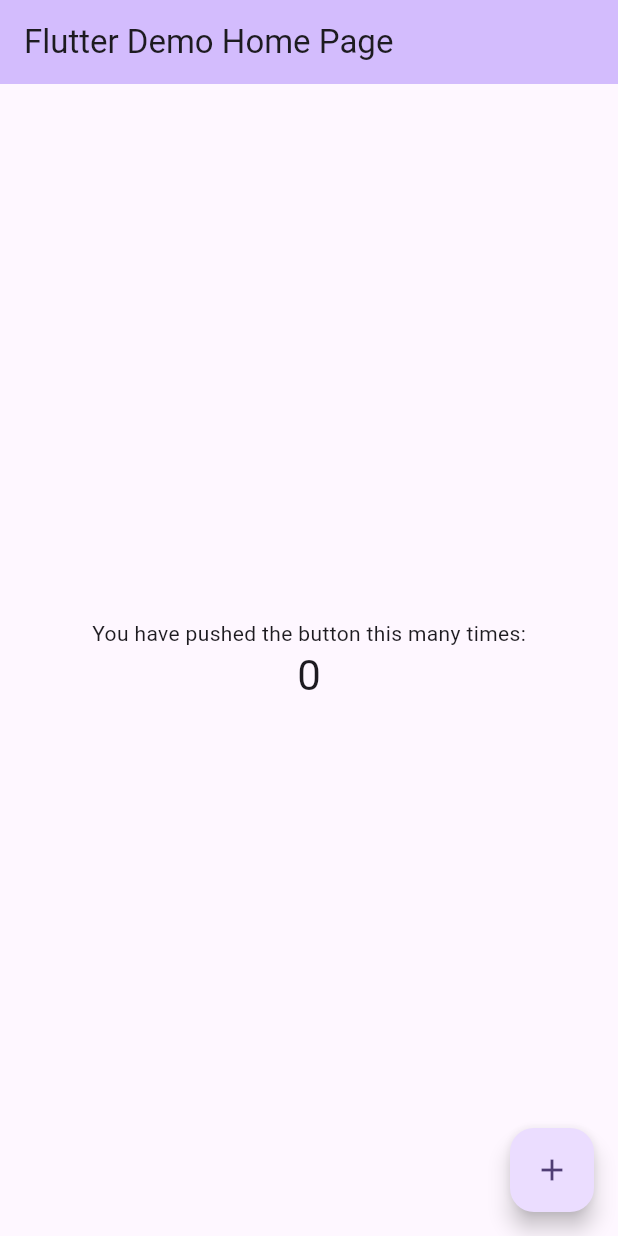
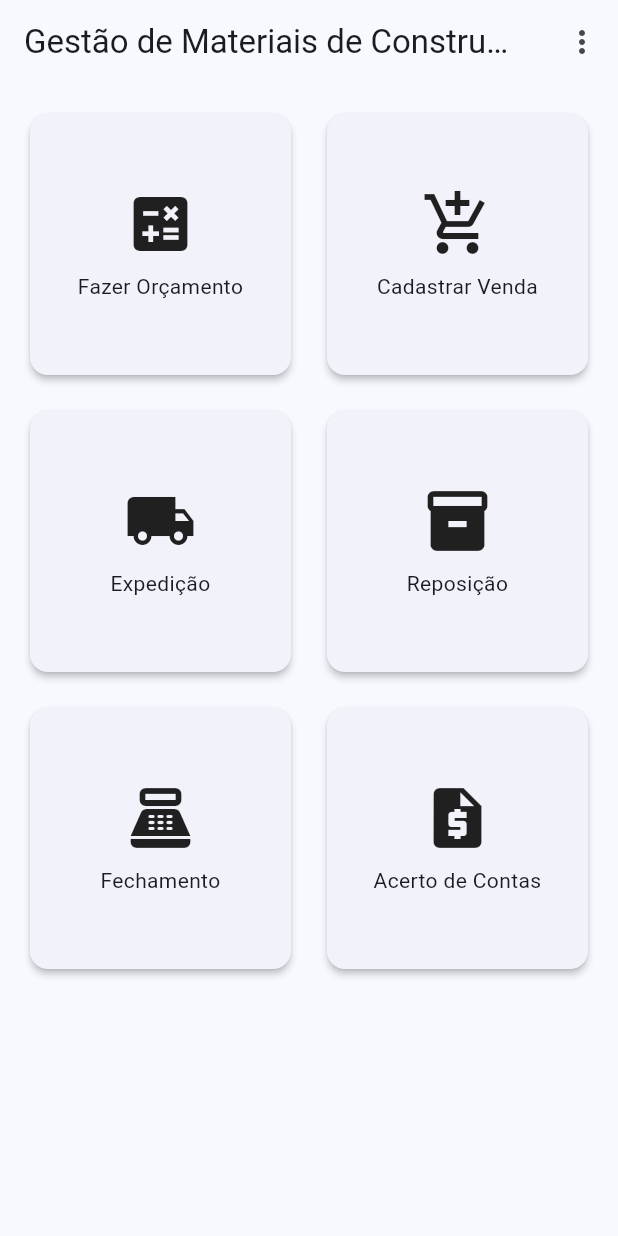
Before and after one commit to RodolfoJSCampos/general-store-management-system, a Flutter app: the screen it shows after launch, on a phone screen of 412 x 824 dp. Run offline on Flutter 3.47's test engine with Material 3 defaults, Android fonts, the phone set to English and light mode, and no system bars.

Commit message:
feat: add home screen and base app structure

```diff
--- /dev/null
+++ b/app/gsms/lib/app/app.dart
@@ -0,0 +1,32 @@
+import 'package:flutter/material.dart';
+import 'package:gsms/app/theme_notifier.dart';
+import 'package:gsms/common/routes/app_routes.dart';
+import 'package:provider/provider.dart';
+
+class App extends StatelessWidget {
+  const App({super.key});
+
+  @override
+  Widget build(BuildContext context) {
+    return Consumer<ThemeNotifier>(
+      builder: (context, themeNotifier, child) {
+        return MaterialApp(
+          title: 'General Store Management System',
+          theme: ThemeData(
+            colorSchemeSeed: Colors.blue,
+            useMaterial3: true,
+            brightness: Brightness.light,
+          ),
+          darkTheme: ThemeData(
+            colorSchemeSeed: Colors.blue,
+            useMaterial3: true,
+            brightness: Brightness.dark,
+          ),
+          themeMode: themeNotifier.themeMode,
+          initialRoute: '/',
+          routes: AppRoutes.routes,
+        );
+      },
+    );
+  }
+}
--- /dev/null
+++ b/app/gsms/lib/app/theme_notifier.dart
@@ -0,0 +1,12 @@
+import 'package:flutter/material.dart';
+
+class ThemeNotifier extends ChangeNotifier {
+  ThemeMode _themeMode = ThemeMode.system;
+
+  ThemeMode get themeMode => _themeMode;
+
+  void setThemeMode(ThemeMode mode) {
+    _themeMode = mode;
+    notifyListeners();
+  }
+}
--- /dev/null
+++ b/app/gsms/lib/common/routes/app_routes.dart
@@ -0,0 +1,30 @@
+import 'package:flutter/material.dart';
+import 'package:gsms/features/fazer_orcamento/fazer_orcamento_page.dart';
+import 'package:gsms/features/home/home_page.dart';
+import 'package:gsms/features/cadastrar_venda/cadastrar_venda_page.dart';
+import 'package:gsms/features/expedicao/expedicao_page.dart';
+import 'package:gsms/features/reposicao/reposicao_page.dart';
+import 'package:gsms/features/fechamento/fechamento_page.dart';
+import 'package:gsms/features/acerto_contas/acerto_contas_page.dart';
+
+class AppRoutes {
+  static const String home = '/';
+  static const String fazerOrcamento = '/fazer_orcamento';
+  static const String cadastrarVenda = '/cadastrar_venda';
+  static const String expedicao = '/expedicao';
+  static const String reposicao = '/reposicao';
+  static const String fechamento = '/fechamento';
+  static const String acertoContas = '/acerto_contas';
+
+  static Map<String, WidgetBuilder> get routes {
+    return {
+      home: (context) => const HomePage(),
+      fazerOrcamento: (context) => const FazerOrcamentoPage(),
+      cadastrarVenda: (context) => const CadastrarVendaPage(),
+      expedicao: (context) => const ExpedicaoPage(),
+      reposicao: (context) => const ReposicaoPage(),
+      fechamento: (context) => const FechamentoPage(),
+      acertoContas: (context) => const AcertoContasPage(),
+    };
+  }
+}
--- /dev/null
+++ b/app/gsms/lib/common/widgets/feature_button.dart
@@ -0,0 +1,37 @@
+import 'package:flutter/material.dart';
+
+class FeatureButton extends StatelessWidget {
+  const FeatureButton({
+    super.key,
+    required this.title,
+    required this.icon,
+    required this.routeName,
+  });
+
+  final String title;
+  final IconData icon;
+  final String routeName;
+
+  @override
+  Widget build(BuildContext context) {
+    return Card(
+      elevation: 2,
+      child: InkWell(
+        onTap: () {
+          Navigator.pushNamed(context, routeName);
+        },
+        child: Column(
+          mainAxisAlignment: MainAxisAlignment.center,
+          children: [
+            Icon(icon, size: 48),
+            const SizedBox(height: 8),
+            Text(
+              title,
+              textAlign: TextAlign.center,
+            ),
+          ],
+        ),
+      ),
+    );
+  }
+}
--- /dev/null
+++ b/app/gsms/lib/features/acerto_contas/acerto_contas_page.dart
@@ -0,0 +1,17 @@
+import 'package:flutter/material.dart';
+
+class AcertoContasPage extends StatelessWidget {
+  const AcertoContasPage({super.key});
+
+  @override
+  Widget build(BuildContext context) {
+    return Scaffold(
+      appBar: AppBar(
+        title: const Text('Acerto de Contas'),
+      ),
+      body: const Center(
+        child: Text('Página de Acerto de Contas'),
+      ),
+    );
+  }
+}
--- /dev/null
+++ b/app/gsms/lib/features/home/home_page.dart
@@ -0,0 +1,113 @@
+import 'package:flutter/material.dart';
+import 'package:gsms/app/theme_notifier.dart';
+import 'package:gsms/common/routes/app_routes.dart';
+import 'package:gsms/common/widgets/feature_button.dart';
+import 'package:provider/provider.dart';
+
+class HomePage extends StatelessWidget {
+  const HomePage({super.key});
+
+  @override
+  Widget build(BuildContext context) {
+    return Scaffold(
+      appBar: AppBar(
+        title: const Text('Gestão de Materiais de Construção'),
+        actions: [
+          PopupMenuButton<ThemeMode>(
+            onSelected: (ThemeMode mode) {
+              Provider.of<ThemeNotifier>(context, listen: false)
+                  .setThemeMode(mode);
+            },
+            itemBuilder: (BuildContext context) => <PopupMenuEntry<ThemeMode>>[
+              const PopupMenuItem<ThemeMode>(
+                value: ThemeMode.light,
+                child: Text('Light Mode'),
+              ),
+              const PopupMenuItem<ThemeMode>(
+                value: ThemeMode.dark,
+                child: Text('Dark Mode'),
+              ),
+              const PopupMenuItem<ThemeMode>(
+                value: ThemeMode.system,
+                child: Text('System Default'),
+              ),
+            ],
+          ),
+        ],
+      ),
+      body: LayoutBuilder(
+        builder: (context, constraints) {
+          const int itemCount = 6;
+          const double padding = 16;
+          final double screenWidth = constraints.maxWidth;
+          final double screenHeight = constraints.maxHeight;
+
+          int crossAxisCount;
+          double childAspectRatio;
+
+          if (screenWidth < screenHeight) {
+            // Portrait or square
+            crossAxisCount = 2;
+            double itemWidth =
+                (screenWidth - (crossAxisCount + 1) * padding) / crossAxisCount;
+            childAspectRatio = itemWidth / itemWidth;
+          } else {
+            // Landscape
+            crossAxisCount = 3;
+            double itemWidth =
+                (screenWidth - (crossAxisCount + 1) * padding) / crossAxisCount;
+            double itemHeight = (screenHeight - 3 * padding) / 2;
+            childAspectRatio = itemWidth / itemHeight;
+          }
+
+          final List<Widget> featureButtons = [
+            const FeatureButton(
+              title: 'Fazer Orçamento',
+              icon: Icons.calculate,
+              routeName: AppRoutes.fazerOrcamento,
+            ),
+            const FeatureButton(
+              title: 'Cadastrar Venda',
+              icon: Icons.add_shopping_cart,
+              routeName: AppRoutes.cadastrarVenda,
+            ),
+            const FeatureButton(
+              title: 'Expedição',
+              icon: Icons.local_shipping,
+              routeName: AppRoutes.expedicao,
+            ),
+            const FeatureButton(
+              title: 'Reposição',
+              icon: Icons.inventory,
+              routeName: AppRoutes.reposicao,
+            ),
+            const FeatureButton(
+              title: 'Fechamento',
+              icon: Icons.point_of_sale,
+              routeName: AppRoutes.fechamento,
+            ),
+            const FeatureButton(
+              title: 'Acerto de Contas',
+              icon: Icons.request_quote,
+              routeName: AppRoutes.acertoContas,
+            ),
+          ];
+
+          return GridView.builder(
+            padding: const EdgeInsets.all(padding),
+            itemCount: itemCount,
+            gridDelegate: SliverGridDelegateWithFixedCrossAxisCount(
+              crossAxisCount: crossAxisCount,
+              crossAxisSpacing: padding,
+              mainAxisSpacing: padding,
+              childAspectRatio: childAspectRatio,
+            ),
+            itemBuilder: (context, index) {
+              return featureButtons[index];
+            },
+          );
+        },
+      ),
+    );
+  }
+}
--- a/app/gsms/lib/main.dart
+++ b/app/gsms/lib/main.dart
@@ -1,122 +1,13 @@
 import 'package:flutter/material.dart';
+import 'package:gsms/app/app.dart';
+import 'package:gsms/app/theme_notifier.dart';
+import 'package:provider/provider.dart';
 
 void main() {
-  runApp(const MyApp());
+  runApp(
+    ChangeNotifierProvider(
+      create: (_) => ThemeNotifier(),
+      child: const App(),
+    ),
+  );
 }
-
-class MyApp extends StatelessWidget {
-  const MyApp({super.key});
-
-  // This widget is the root of your application.
-  @override
-  Widget build(BuildContext context) {
-    return MaterialApp(
-      title: 'Flutter Demo',
-      theme: ThemeData(
-        // This is the theme of your application.
-        //
-        // TRY THIS: Try running your application with "flutter run". You'll see
-        // the application has a purple toolbar. Then, without quitting the app,
-        // try changing the seedColor in the colorScheme below to Colors.green
-        // and then invoke "hot reload" (save your changes or press the "hot
-        // reload" button in a Flutter-supported IDE, or press "r" if you used
-        // the command line to start the app).
-        //
-        // Notice that the counter didn't reset back to zero; the application
-        // state is not lost during the reload. To reset the state, use hot
-        // restart instead.
-        //
-        // This works for code too, not just values: Most code changes can be
-        // tested with just a hot reload.
-        colorScheme: ColorScheme.fromSeed(seedColor: Colors.deepPurple),
-      ),
-      home: const MyHomePage(title: 'Flutter Demo Home Page'),
-    );
-  }
-}
-
-class MyHomePage extends StatefulWidget {
-  const MyHomePage({super.key, required this.title});
-
-  // This widget is the home page of your application. It is stateful, meaning
-  // that it has a State object (defined below) that contains fields that affect
-  // how it looks.
-
-  // This class is the configuration for the state. It holds the values (in this
-  // case the title) provided by the parent (in this case the App widget) and
-  // used by the build method of the State. Fields in a Widget subclass are
-  // always marked "final".
-
-  final String title;
-
-  @override
-  State<MyHomePage> createState() => _MyHomePageState();
-}
-
-class _MyHomePageState extends State<MyHomePage> {
-  int _counter = 0;
-
-  void _incrementCounter() {
-    setState(() {
-      // This call to setState tells the Flutter framework that something has
-      // changed in this State, which causes it to rerun the build method below
-      // so that the display can reflect the updated values. If we changed
-      // _counter without calling setState(), then the build method would not be
-      // called again, and so nothing would appear to happen.
-      _counter++;
-    });
-  }
-
-  @override
-  Widget build(BuildContext context) {
-    // This method is rerun every time setState is called, for instance as done
-    // by the _incrementCounter method above.
-    //
-    // The Flutter framework has been optimized to make rerunning build methods
-    // fast, so that you can just rebuild anything that needs updating rather
-    // than having to individually change instances of widgets.
-    return Scaffold(
-      appBar: AppBar(
-        // TRY THIS: Try changing the color here to a specific color (to
-        // Colors.amber, perhaps?) and trigger a hot reload to see the AppBar
-        // change color while the other colors stay the same.
-        backgroundColor: Theme.of(context).colorScheme.inversePrimary,
-        // Here we take the value from the MyHomePage object that was created by
-        // the App.build method, and use it to set our appbar title.
-        title: Text(widget.title),
-      ),
-      body: Center(
-        // Center is a layout widget. It takes a single child and positions it
-        // in the middle of the parent.
-        child: Column(
-          // Column is also a layout widget. It takes a list of children and
-          // arranges them vertically. By default, it sizes itself to fit its
-          // children horizontally, and tries to be as tall as its parent.
-          //
-          // Column has various properties to control how it sizes itself and
-          // how it positions its children. Here we use mainAxisAlignment to
-          // center the children vertically; the main axis here is the vertical
-          // axis because Columns are vertical (the cross axis would be
-          // horizontal).
-          //
-          // TRY THIS: Invoke "debug painting" (choose the "Toggle Debug Paint"
-          // action in the IDE, or press "p" in the console), to see the
-          // wireframe for each widget.
-          mainAxisAlignment: MainAxisAlignment.center,
-          children: <Widget>[
-            const Text('You have pushed the button this many times:'),
-            Text(
-              '$_counter',
-              style: Theme.of(context).textTheme.headlineMedium,
-            ),
-          ],
-        ),
-      ),
-      floatingActionButton: FloatingActionButton(
-        onPressed: _incrementCounter,
-        tooltip: 'Increment',
-        child: const Icon(Icons.add),
-      ), // This trailing comma makes auto-formatting nicer for build methods.
-    );
-  }
-}
--- a/app/gsms/pubspec.yaml
+++ b/app/gsms/pubspec.yaml
@@ -34,6 +34,7 @@ dependencies:
   # The following adds the Cupertino Icons font to your application.
   # Use with the CupertinoIcons class for iOS style icons.
   cupertino_icons: ^1.0.8
+  provider: ^6.1.5+1
 
 dev_dependencies:
   flutter_test:
```
Also changed, not shown: app/gsms/lib/features/cadastrar_venda/cadastrar_venda_page.dart (added, +17 -0 lines), app/gsms/lib/features/consultar_produtos/consultar_produtos_page.dart (added, +17 -0 lines), app/gsms/lib/features/expedicao/expedicao_page.dart (added, +17 -0 lines), app/gsms/lib/features/fazer_orcamento/fazer_orcamento_page.dart (added, +17 -0 lines), app/gsms/lib/features/fechamento/fechamento_page.dart (added, +17 -0 lines), app/gsms/lib/features/reposicao/reposicao_page.dart (added, +17 -0 lines), 1 other file.
